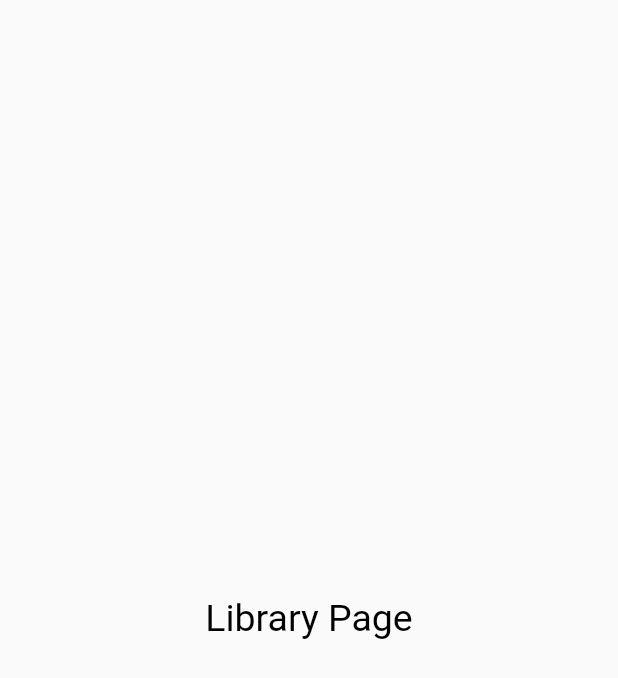
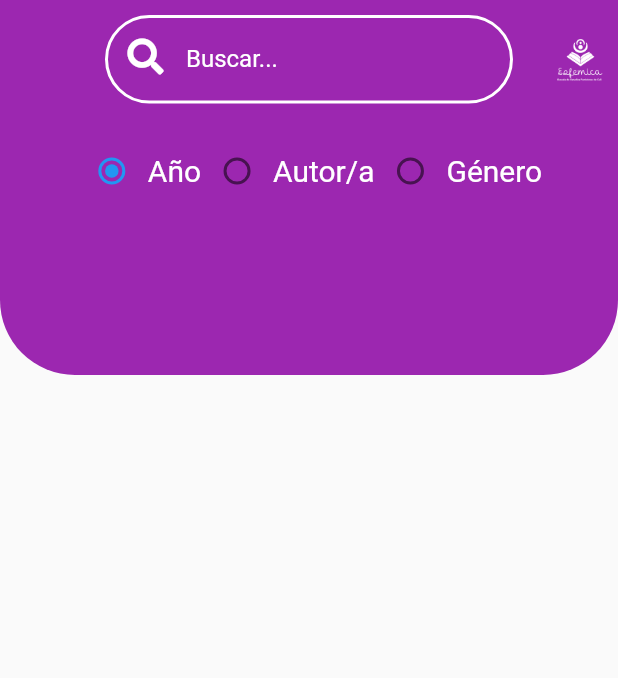
Before and after one commit to black-redoc/biblioteca_esfemica, a Flutter app: the screen it shows after launch, on a phone screen of 412 x 824 dp. Shown: the top 678 px of the screen. Run offline on Flutter 3.47's test engine with Material 2 defaults, Android fonts, the phone set to English and light mode, and no system bars; our stand-ins replace font_awesome_flutter.

Commit message:
updated purpleSearchBar with radio buttons

```diff
--- a/lib/pages/LibraryPage.dart
+++ b/lib/pages/LibraryPage.dart
@@ -1,4 +1,5 @@
-import 'package:biblioteca_esfemica/widgets/texts/mediumText.dart';
+import 'package:biblioteca_esfemica/widgets/texts/smallText.dart';
+import 'package:biblioteca_esfemica/widgets/titlebar/purpleSearchBar.dart';
 import 'package:flutter/material.dart';
 
 class LibraryPage extends StatefulWidget {
@@ -9,10 +10,71 @@ class LibraryPage extends StatefulWidget {
 }
 
 class _LibraryPageState extends State<LibraryPage> {
+  /*
+   * this is the value which the radio buttons update the state of the
+   * selected option:
+   * 1: Year/Anio
+   * 2: Author/Autor@
+   * 3: Genre/Genero
+   */
+  int _groupValue = 1;
+
   @override
   Widget build(BuildContext context) {
     return Scaffold(
-       body: Center(child: MediumText(text: "Library Page")),
+       body: PurpleSearchBar(
+         row: Padding(
+           padding: const EdgeInsets.only(top: 8.0),
+           child: Row(
+             mainAxisAlignment: MainAxisAlignment.center,
+             crossAxisAlignment: CrossAxisAlignment.center,
+             children: [
+               Radio(
+                 value: 1,
+                 groupValue: _groupValue,
+                 onChanged: (int? value) {
+                   setState(() {
+                     _groupValue = value!;
+                   });
+                 },
+               ),
+               SmallText(
+                 text: "Año",
+                 color: Colors.white
+               ),
+
+
+               Radio(
+                 value: 2,
+                 groupValue: _groupValue,
+                 onChanged: (int? value) {
+                   setState(() {
+                     _groupValue = value!;
+                   });
+                 },
+               ),
+               SmallText(
+                 text: "Autor/a",
+                 color: Colors.white
+               ),
+
+               Radio(
+                 value: 3,
+                 groupValue: _groupValue,
+                 onChanged: (int? value) {
+                   setState(() {
+                     _groupValue = value!;
+                   });
+                 },
+               ),
+               SmallText(
+                 text: "Género",
+                 color: Colors.white
+               ),
+             ],
+           ),
+         ),
+       ),
     );
   }
 }
--- /dev/null
+++ b/lib/widgets/formfields/roundedSearchField.dart
@@ -0,0 +1,36 @@
+import 'package:flutter/material.dart';
+import 'package:font_awesome_flutter/font_awesome_flutter.dart';
+
+class RoundedSearchField extends StatelessWidget {
+  const RoundedSearchField({Key? key}) : super(key: key);
+
+  @override
+  Widget build(BuildContext context) {
+    return Container(
+      margin: EdgeInsets.symmetric(vertical: 10, horizontal: 70),
+      child: TextFormField(
+        decoration: InputDecoration(
+          prefixIcon: Padding(
+            padding: const EdgeInsets.symmetric(horizontal: 15, vertical: 10),
+            child: FaIcon(
+              FontAwesomeIcons.search,
+              color: Colors.white,
+            ),
+          ),
+          labelText: "Buscar...",
+          labelStyle: TextStyle(
+            color: Colors.white
+          ),
+          enabledBorder: OutlineInputBorder(
+            borderRadius: BorderRadius.circular(50),
+            borderSide: BorderSide(
+              color: Colors.white,
+              width: 2
+            )
+          ),
+          floatingLabelBehavior: FloatingLabelBehavior.auto,
+        ),
+      ),
+    );
+  }
+}
--- /dev/null
+++ b/lib/widgets/titlebar/purpleSearchBar.dart
@@ -0,0 +1,47 @@
+import 'package:biblioteca_esfemica/widgets/formfields/roundedSearchField.dart';
+import 'package:flutter/material.dart';
+
+class PurpleSearchBar extends StatelessWidget {
+  final Widget? row;
+  PurpleSearchBar({
+    Key? key,
+    this.row
+  }) : super(key: key);
+
+  @override
+  Widget build(BuildContext context) {
+    final size = MediaQuery.of(context).size;
+    final borderSize = 50.0;
+    return Container(
+      height: 250,
+      width: size.width,
+      decoration: BoxDecoration(
+        color: Colors.purple,
+        borderRadius: BorderRadius.only(
+          bottomLeft: Radius.circular(borderSize),
+          bottomRight: Radius.circular(borderSize)
+        )
+      ),
+      child: SafeArea(
+        child: Column(
+          children: <Widget>[
+              Stack(
+                children: [
+                  RoundedSearchField(),
+                  Positioned(
+                    right: 10,
+                    top: 25,
+                    child: Image.asset("assets/whiteLogo.png", height: 30)
+                  ),
+                ]
+              ),
+              SizedBox(
+                height: 3,
+              ),
+              this.row!
+          ]
+        ),
+      )
+    );
+  }
+}
```
